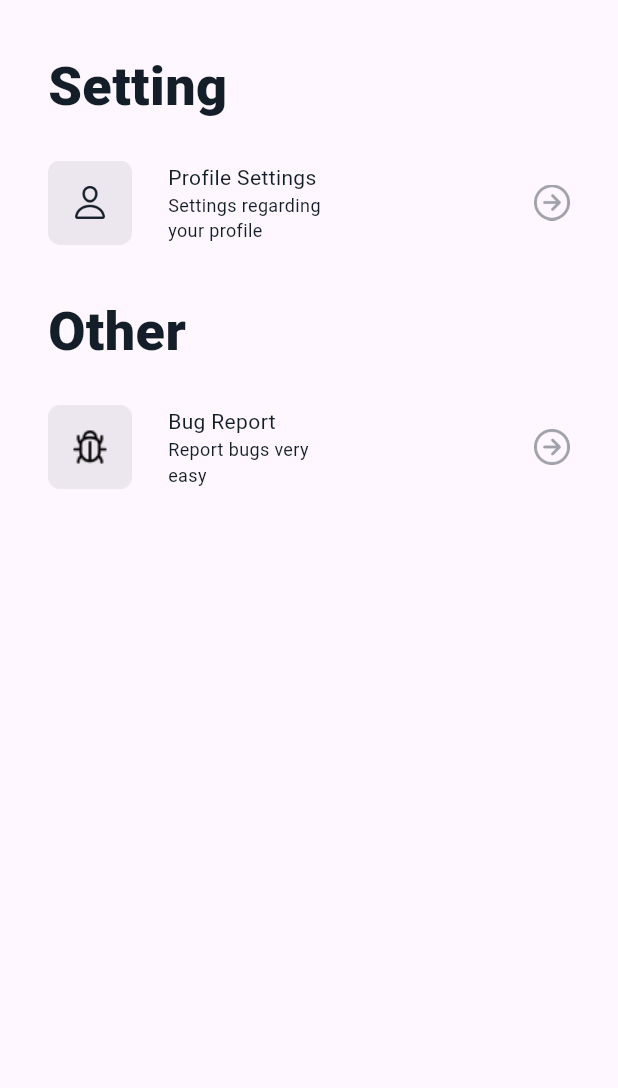
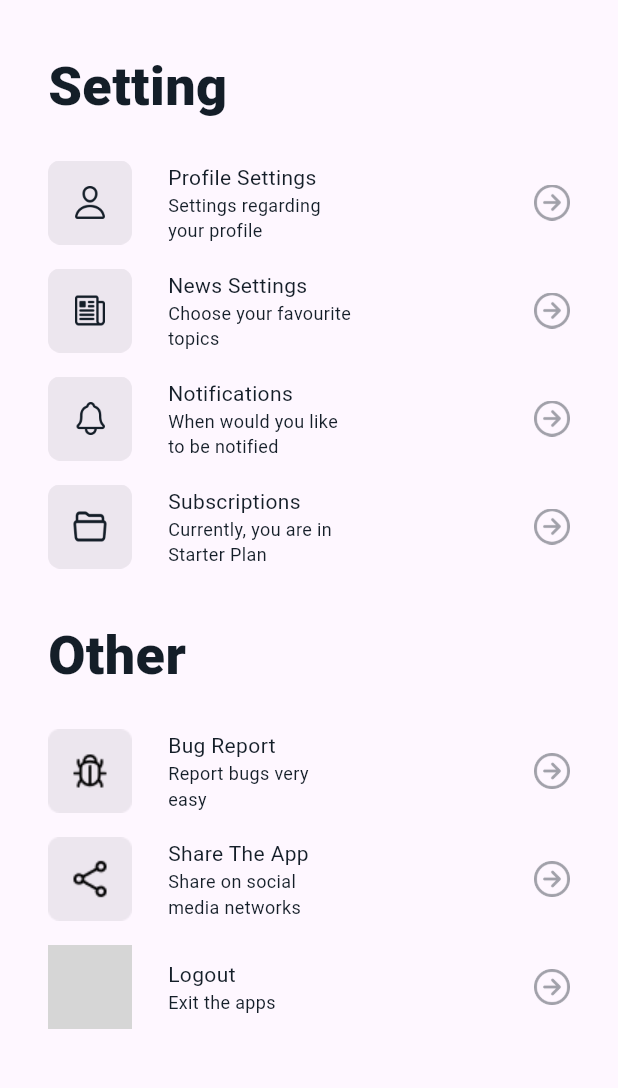
Before and after one commit to Mayuzumi05/BootcampFlutter, a Flutter app: the QuizPage screen opened directly, on a phone screen of 412 x 824 dp, the part 120-1208 px from its top. Run offline on Flutter 3.47's test engine with Material 3 defaults, Android fonts, the phone set to English and light mode, and no system bars; our stand-ins replace google_fonts; missing offline and left inert: dart:ffi; grey boxes are pictures that could not be loaded.

Commit message:
Quiz 2 Revised

```diff
--- a/lib/pages/quiz.dart
+++ b/lib/pages/quiz.dart
@@ -1,5 +1,7 @@
 import 'package:flutter/material.dart';
 import 'package:google_fonts/google_fonts.dart';
+import 'package:sanberappflutter/pages/get_started_pages.dart';
+import 'package:sanberappflutter/pages/widget/main_settings.dart';
 
 class QuizPage extends StatefulWidget {
   const QuizPage({super.key});
@@ -13,6 +15,7 @@ class _QuizPageState extends State<QuizPage> {
   Widget build(BuildContext context) {
     return Scaffold(
       body: SafeArea(
+        child: SingleChildScrollView(
           child: Padding(
             padding: const EdgeInsets.only(left: 32.0, right: 32, top: 40),
             child: Column(
@@ -46,55 +49,16 @@ class _QuizPageState extends State<QuizPage> {
                         color: const Color(0xFF141E28)
                       ),
                     ),
-                  SizedBox(
+                    const SizedBox(
                       height: 24,
                     ),
-                  Row(
-                    children: [
-                      Image.asset(
-                        'assets/images/profile settings.png',
-                        width: 56,
-                        height: 56,
-                        fit: BoxFit.cover,
-                      ),
-                      const SizedBox(
-                        width: 24
-                      ),
-                      Expanded(
-                        child: Column(
-                          crossAxisAlignment: CrossAxisAlignment.start,
-                          children: [
-                            Text(
-                              'Profile Settings',
-                              style: GoogleFonts.roboto(
-                                fontSize: 14,
-                                fontWeight: FontWeight.w400,
-                                color: const Color(0xFF141E28)
-                              ),
-                            ),
-                            Text(
-                              'Settings regarding your profile',
-                              style: GoogleFonts.roboto(
-                                fontSize: 12,
-                                fontWeight: FontWeight.w400,
-                                color: const Color(0xFF141E28)
-                              ),
-                            ),
-                          ],
-                        )
-                      ),
-                      const Spacer(),
-                      Image.asset(
-                        'assets/images/arrow-forward-circle-outline.png',
-                        width: 24,
-                        height: 24,
-                        fit: BoxFit.cover,
-                      )
-                    ],
-                  )
+                    const MainSettings(urlImage: "assets/images/profile settings.png", title: "Profile Settings", description: "Settings regarding your profile"),
+                    const MainSettings(urlImage: "assets/images/news settings.png", title: "News Settings", description: "Choose your favourite topics"),
+                    const MainSettings(urlImage: "assets/images/notifications.png", title: "Notifications", description: "When would you like to be notified"),
+                    const MainSettings(urlImage: "assets/images/subscriptions.png", title: "Subscriptions", description: "Currently, you are in Starter Plan"),
                   ]
                 ),
-              const SizedBox(height: 32),
+                const SizedBox(height: 16),
                 Column(
                   crossAxisAlignment: CrossAxisAlignment.start,
                   children: [
@@ -109,52 +73,25 @@ class _QuizPageState extends State<QuizPage> {
                     const SizedBox(
                       height: 24,
                     ),
-                  Row(
-                    children: [
-                      Image.asset(
-                        'assets/images/bug report.png',
-                        width: 56,
-                        height: 56,
-                        fit: BoxFit.cover,
+                    const MainSettings(urlImage: "assets/images/bug report.png", title: "Bug Report", description: "Report bugs very easy"),
+                    const MainSettings(urlImage: "assets/images/share app.png", title: "Share The App", description: "Share on social media networks"),
+                    MainSettings(
+                      urlImage: "assets/images/logout.png",
+                      title: "Logout",
+                      description: "Exit the apps",
+                      onTap: () {
+                        Navigator.pushReplacement(
+                          context, MaterialPageRoute(
+                            builder: (context) => const GetStartedPage()
                           ),
-                      const SizedBox(
-                        width: 24
+                        );
+                      },
                     ),
-                      Expanded(
-                        child: Column(
-                          crossAxisAlignment: CrossAxisAlignment.start,
-                          children: [
-                            Text(
-                              'Bug Report',
-                              style: GoogleFonts.roboto(
-                                fontSize: 14,
-                                fontWeight: FontWeight.w400,
-                                color: const Color(0xFF141E28)
-                              ),
-                            ),
-                            Text(
-                              'Report bugs very easy',
-                              style: GoogleFonts.roboto(
-                                fontSize: 12,
-                                fontWeight: FontWeight.w400,
-                                color: const Color(0xFF141E28)
-                              ),
-                            ),
-                          ],
-                        )
-                      ),
-                      const Spacer(),
-                      Image.asset(
-                        'assets/images/arrow-forward-circle-outline.png',
-                        width: 24,
-                        height: 24,
-                        fit: BoxFit.cover,
-                      )
-                    ],
-                  )
+                    const SizedBox(height: 16),
                   ]
                 ),
               ],
+            ),
           ),
         )
       ),
--- /dev/null
+++ b/lib/pages/widget/main_settings.dart
@@ -0,0 +1,70 @@
+import 'package:flutter/material.dart';
+import 'package:google_fonts/google_fonts.dart';
+
+class MainSettings extends StatelessWidget {
+  const MainSettings({
+    super.key,
+    required this.urlImage,
+    required this.title,
+    required this.description,
+    this.onTap,
+  });
+
+  final String urlImage;
+  final String title;
+  final String description;
+  final VoidCallback? onTap;
+
+  @override
+  Widget build(BuildContext context) {
+    return GestureDetector(
+      onTap: onTap,
+      child: Padding(
+        padding: const EdgeInsets.only(bottom: 16.0),
+        child: Row(
+          children: [
+            Image.asset(
+              urlImage,
+              width: 56,
+              height: 56,
+              fit: BoxFit.cover,
+            ),
+            const SizedBox(
+              width: 24
+            ),
+            Expanded(
+              child: Column(
+                crossAxisAlignment: CrossAxisAlignment.start,
+                children: [
+                  Text(
+                    title,
+                    style: GoogleFonts.roboto(
+                      fontSize: 14,
+                      fontWeight: FontWeight.w400,
+                      color: const Color(0xFF141E28)
+                    ),
+                  ),
+                  Text(
+                    description,
+                    style: GoogleFonts.roboto(
+                      fontSize: 12,
+                      fontWeight: FontWeight.w400,
+                      color: const Color(0xFF141E28)
+                    ),
+                  ),
+                ],
+              )
+            ),
+            const Spacer(),
+            Image.asset(
+              'assets/images/arrow-forward-circle-outline.png',
+              width: 24,
+              height: 24,
+              fit: BoxFit.cover,
+            )
+          ],
+        ),
+      ),
+    );
+  }
+}
```
Lines whose indentation alone changed are shown as unchanged.
